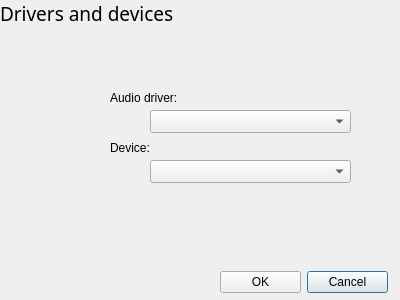
andrewreeman/Simple-soundfile-player, file gui/settings.ui: the form before one commit.
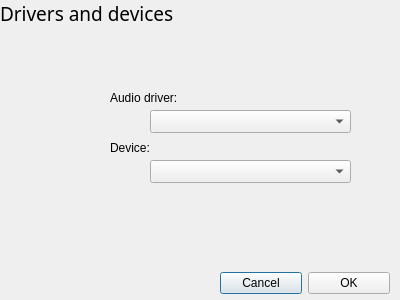
The form after the commit.

```diff
--- a/gui/settings.ui
+++ b/gui/settings.ui
@@ -100,22 +100,26 @@
     </item>
    </layout>
   </widget>
-  <widget class="QWidget" name="layoutWidget">
+  <widget class="QWidget" name="">
    <property name="geometry">
     <rect>
      <x>220</x>
      <y>270</y>
-     <width>168</width>
-     <height>25</height>
+     <width>170</width>
+     <height>27</height>
     </rect>
    </property>
-   <layout class="QGridLayout" name="gridLayout_3">
-    <item row="0" column="2">
+   <layout class="QGridLayout" name="gridLayout_2">
+    <item row="0" column="0">
+     <layout class="QVBoxLayout" name="verticalLayout">
+      <item>
      <widget class="QPushButton" name="Cancel">
       <property name="text">
        <string>Cancel</string>
       </property>
      </widget>
+      </item>
+     </layout>
     </item>
     <item row="0" column="1">
      <widget class="QPushButton" name="OK">
```
Lines whose indentation alone changed are shown as unchanged.
